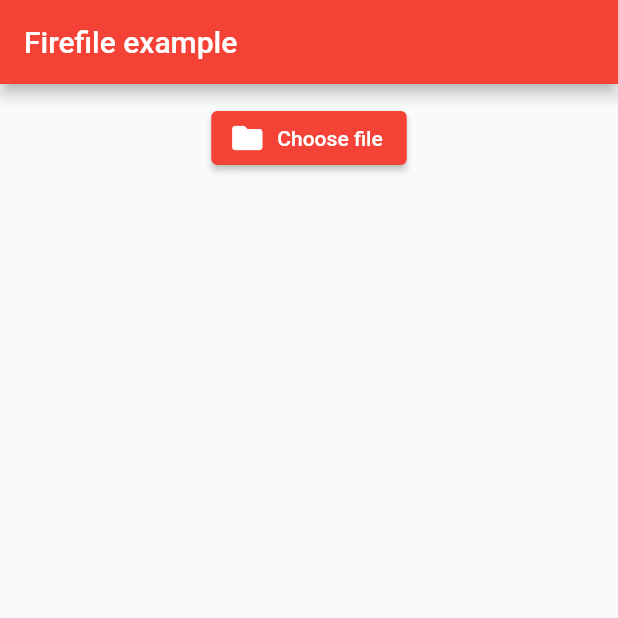
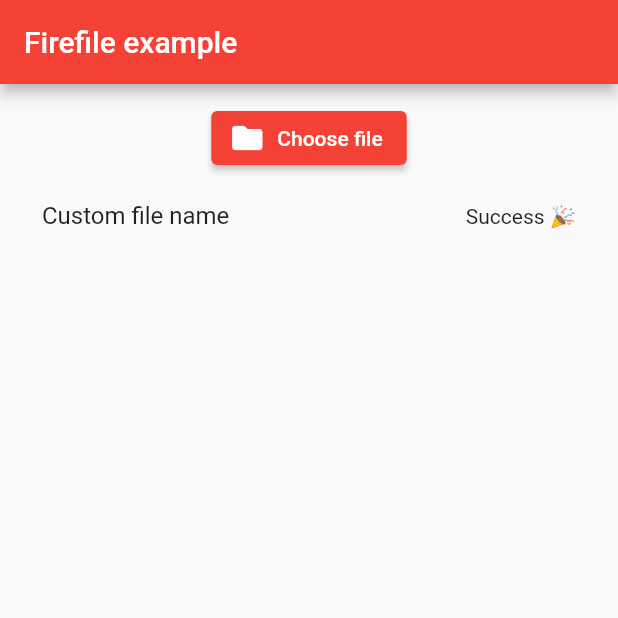
Before and after one commit to skyfet/firefile, a Flutter app: the screen it shows after launch, on a phone screen of 412 x 824 dp, the top half of it. Run offline on Flutter 3.47's test engine with Material 2 defaults, Android fonts, the phone set to English and light mode, and no system bars; our stand-ins replace bloc, file_picker, firebase_core, firebase_storage, flutter_bloc, freezed_annotation; accounts and stored records are empty.

Commit message:
fix: inititalTasks build

```diff
--- a/example/lib/main.dart
+++ b/example/lib/main.dart
@@ -46,7 +46,14 @@ class _ExampleState extends State<Example> {
 
   @override
   void initState() {
-    controller = FirefileController();
+    controller = FirefileController(
+      initialTasks: [
+        FirefileTask.success(
+          fileName: 'Custom file name',
+          downloadUrl: '/some-download-url',
+        ),
+      ],
+    );
 
     super.initState();
   }
--- a/lib/src/widgets/firefile_builder.dart
+++ b/lib/src/widgets/firefile_builder.dart
@@ -85,7 +85,7 @@ class FirefileBuilder extends StatelessWidget {
                   taskUpdateSuccess: (state) => tileBuilder(
                     state.task.fullPath == currentTask.fullPath ? state.task : currentTask,
                   ),
-                  orElse: () => const SizedBox(),
+                  orElse: () => tileBuilder(currentTask),
                 ),
               );
             },
--- a/pubspec.yaml
+++ b/pubspec.yaml
@@ -1,6 +1,6 @@
 name: firefile
 description: The Firefile package makes it easy to control the display of the Firestore file download progress.
-version: 0.6.1
+version: 0.6.2
 homepage: https://github.com/skyfet/firefile
 
 environment:
```
Also changed, not shown: example/pubspec.lock, 1 other file.
